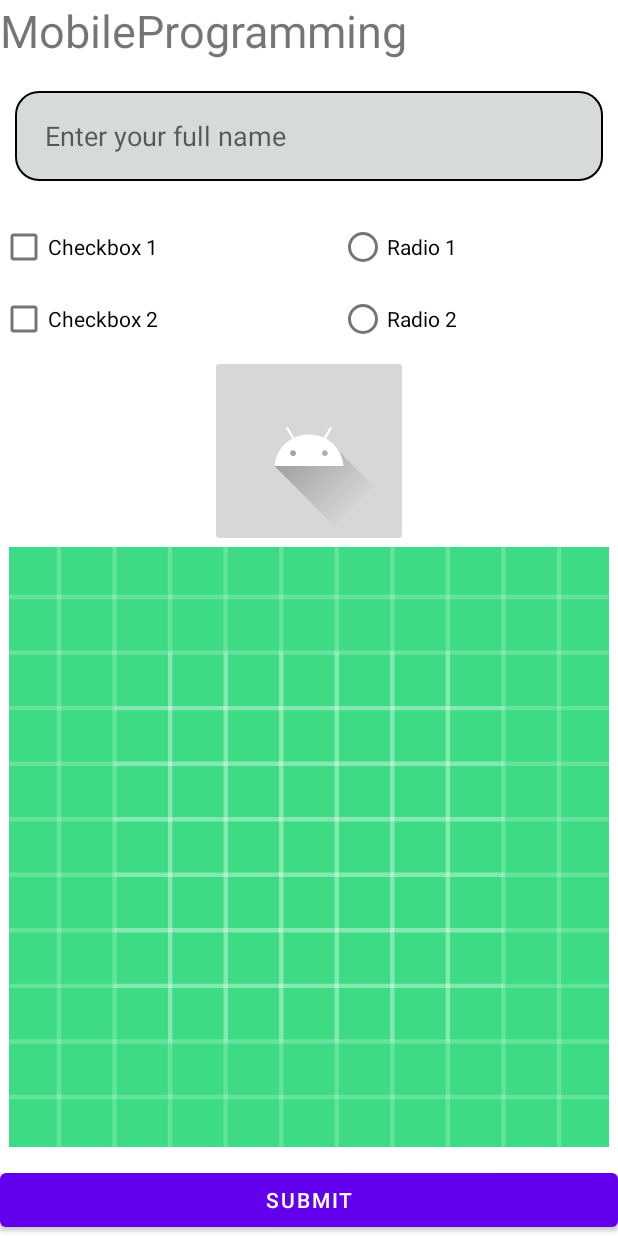
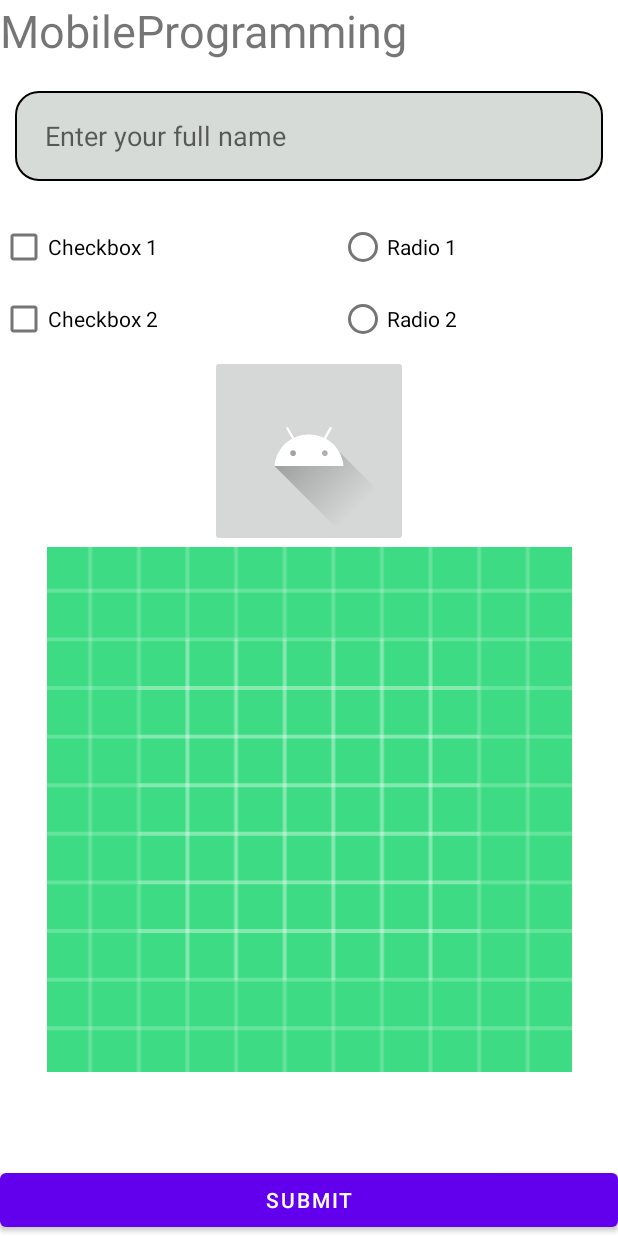
Before and after one commit to yubinkarki/Mobile_Programming, an Android app: the layout second.xml on its own in the app's theme, with its tools: preview values and no code run, on a phone screen of 412 x 824 dp. Run offline under Robolectric (Android 15) with nearby library versions, the phone set to English and light mode, and no system bars.

Commit message:
Reduce image height

```diff
--- a/app/src/main/res/layout/second.xml
+++ b/app/src/main/res/layout/second.xml
@@ -78,7 +78,7 @@
 
     <ImageView
         android:layout_width="match_parent"
-        android:layout_height="400dp"
+        android:layout_height="350dp"
         android:src="@drawable/ic_launcher_background" />
 
     <View
```
